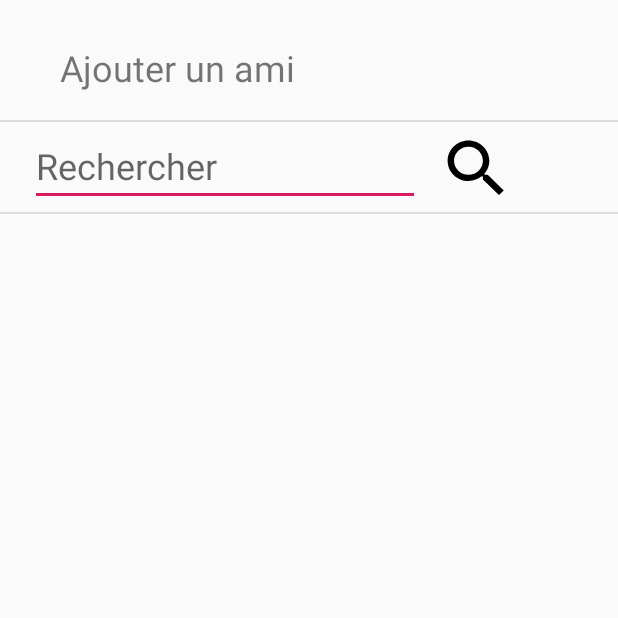
After one commit to TheRealPaco/Festiv-Aman, an Android app: the add_friend screen opened directly, with no data from a screen before it, on a phone screen of 412 x 824 dp, the top half of it. The commit adds this screen. Run offline under Robolectric (Android 15) with nearby library versions, the phone set to English and light mode, and no system bars.

Commit message:
add_friend
création des activités avec les layouts

```diff
--- a/app/src/main/AndroidManifest.xml
+++ b/app/src/main/AndroidManifest.xml
@@ -25,7 +25,8 @@
         <activity android:name=".GroupsActivity" />
         <activity android:name=".MapActivity" />
         <activity android:name=".EventsActivity" />
-        <activity android:name=".MeetingsActivity"></activity>
+        <activity android:name=".MeetingsActivity" />
+        <activity android:name=".add_friend"></activity>
     </application>
 
 </manifest>
--- a/app/src/main/java/com/s5/festivaman/FriendsActivity.java
+++ b/app/src/main/java/com/s5/festivaman/FriendsActivity.java
@@ -111,4 +111,9 @@ public class FriendsActivity extends DrawerActivity {
         }
 
     }
+    public void changePage (View view){
+        Intent intent = new Intent(this, add_friend.class);
+        startActivity(intent);
+
+    }
 }
--- a/app/src/main/res/drawable/ic_person_add_black_24dp.xml
+++ b/app/src/main/res/drawable/ic_person_add_black_24dp.xml
@@ -1,6 +1,6 @@
 <vector xmlns:android="http://schemas.android.com/apk/res/android"
-        android:width="24dp"
-        android:height="24dp"
+        android:width="10dp"
+        android:height="10dp"
         android:viewportWidth="24.0"
         android:viewportHeight="24.0">
     <path
--- /dev/null
+++ b/app/src/main/res/drawable/ic_search_black_24dp.xml
@@ -0,0 +1,9 @@
+<vector xmlns:android="http://schemas.android.com/apk/res/android"
+        android:width="24dp"
+        android:height="24dp"
+        android:viewportWidth="24.0"
+        android:viewportHeight="24.0">
+    <path
+        android:fillColor="#FF000000"
+        android:pathData="M15.5,14h-0.79l-0.28,-0.27C15.41,12.59 16,11.11 16,9.5 16,5.91 13.09,3 9.5,3S3,5.91 3,9.5 5.91,16 9.5,16c1.61,0 3.09,-0.59 4.23,-1.57l0.27,0.28v0.79l5,4.99L20.49,19l-4.99,-5zM9.5,14C7.01,14 5,11.99 5,9.5S7.01,5 9.5,5 14,7.01 14,9.5 11.99,14 9.5,14z"/>
+</vector>
--- /dev/null
+++ b/app/src/main/res/layout/activity_add_friend.xml
@@ -0,0 +1,125 @@
+<?xml version="1.0" encoding="utf-8"?>
+<android.support.v4.widget.DrawerLayout xmlns:android="http://schemas.android.com/apk/res/android"
+    xmlns:tools="http://schemas.android.com/tools"
+    xmlns:app="http://schemas.android.com/apk/res-auto"
+    android:id="@+id/drawer_layout"
+    android:layout_width="match_parent"
+    android:layout_height="match_parent">
+
+    <android.support.constraint.ConstraintLayout
+        android:layout_width="match_parent"
+        android:layout_height="match_parent">
+
+
+        <LinearLayout
+            android:layout_width="match_parent"
+            android:layout_height="match_parent"
+            android:orientation="vertical">
+
+            <android.support.constraint.ConstraintLayout
+                android:layout_width="match_parent"
+                android:layout_height="wrap_content">
+
+                <TextView
+                    android:id="@+id/textView5"
+                    android:layout_width="wrap_content"
+                    android:layout_height="wrap_content"
+                    android:layout_marginStart="28dp"
+                    android:layout_marginTop="8dp"
+                    android:layout_marginEnd="203dp"
+                    android:text="@string/add_friend"
+                    android:textSize="24sp"
+                    app:layout_constraintBottom_toBottomOf="parent"
+                    app:layout_constraintEnd_toEndOf="parent"
+                    app:layout_constraintStart_toStartOf="parent"
+                    app:layout_constraintTop_toTopOf="parent" />
+
+                <View
+                    android:id="@+id/divider9"
+                    android:layout_width="match_parent"
+                    android:layout_height="1dp"
+                    android:layout_marginTop="80dp"
+                    android:background="?android:attr/listDivider"
+                    app:layout_constraintBottom_toBottomOf="parent"
+                    app:layout_constraintEnd_toEndOf="parent"
+                    app:layout_constraintStart_toStartOf="parent"
+                    app:layout_constraintTop_toTopOf="parent" />
+
+            </android.support.constraint.ConstraintLayout>
+
+            <android.support.constraint.ConstraintLayout
+                android:layout_width="match_parent"
+                android:layout_height="wrap_content"
+                tools:layout_editor_absoluteY="81dp">
+
+                <EditText
+                    android:id="@+id/textView_search"
+                    android:layout_width="260dp"
+                    android:layout_height="50dp"
+                    android:layout_marginStart="20dp"
+                    android:hint="@string/search"
+                    android:textSize="24sp"
+                    app:layout_constraintBottom_toBottomOf="parent"
+                    app:layout_constraintStart_toStartOf="parent"
+                    app:layout_constraintTop_toTopOf="parent" />
+
+                <View
+                    android:id="@+id/divider10"
+                    android:layout_width="match_parent"
+                    android:layout_height="1dp"
+                    android:layout_marginTop="60dp"
+                    android:background="?android:attr/listDivider"
+                    app:layout_constraintTop_toTopOf="parent" />
+
+                <Button
+                    android:id="@+id/button"
+                    android:layout_width="51dp"
+                    android:layout_height="50dp"
+                    android:layout_marginStart="12dp"
+                    android:layout_marginTop="6dp"
+                    android:layout_marginEnd="10dp"
+                    android:background="@drawable/ic_search_black_24dp"
+                    android:onClick="getText"
+                    app:layout_constraintEnd_toEndOf="parent"
+                    app:layout_constraintHorizontal_bias="0.0"
+                    app:layout_constraintStart_toEndOf="@+id/textView_search"
+                    app:layout_constraintTop_toTopOf="parent" />
+            </android.support.constraint.ConstraintLayout>
+
+            <ScrollView
+                android:layout_width="match_parent"
+                android:layout_height="match_parent"><![CDATA[
+
+
+
+                >
+
+
+
+            ]]>
+
+                <LinearLayout
+                    android:id="@+id/layout_add_friend"
+                    android:layout_width="match_parent"
+                    android:layout_height="wrap_content"
+                    android:orientation="vertical"></LinearLayout>
+            </ScrollView>
+
+
+        </LinearLayout>
+    </android.support.constraint.ConstraintLayout>
+
+
+
+
+    <android.support.design.widget.NavigationView
+        android:layout_width="wrap_content"
+        android:layout_height="match_parent"
+        app:menu="@menu/nav_menu"
+        android:layout_gravity="start"
+        app:headerLayout="@layout/nav_header"
+        android:id="@+id/nav_view">
+
+    </android.support.design.widget.NavigationView>
+
+</android.support.v4.widget.DrawerLayout>
--- a/app/src/main/res/values/strings.xml
+++ b/app/src/main/res/values/strings.xml
@@ -27,5 +27,6 @@
     <string name="comming_event">Évènements à venir</string>
     <string name="event_to_do">Évènements suggérés</string>
     <string name="add_friend">Ajouter un ami</string>
+    <string name="search">Rechercher</string>
 
 </resources>
```
Also changed, not shown: app/src/main/java/com/s5/festivaman/add_friend.java (added, +120 -0 lines), app/src/main/res/layout/activity_friends.xml (+5 -3 lines).
